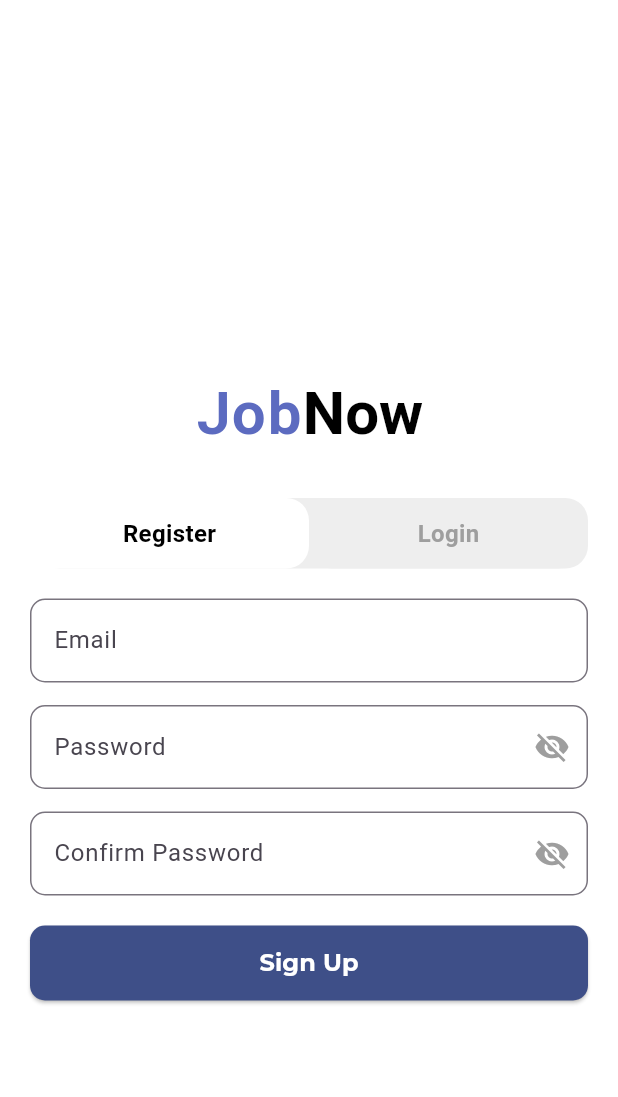
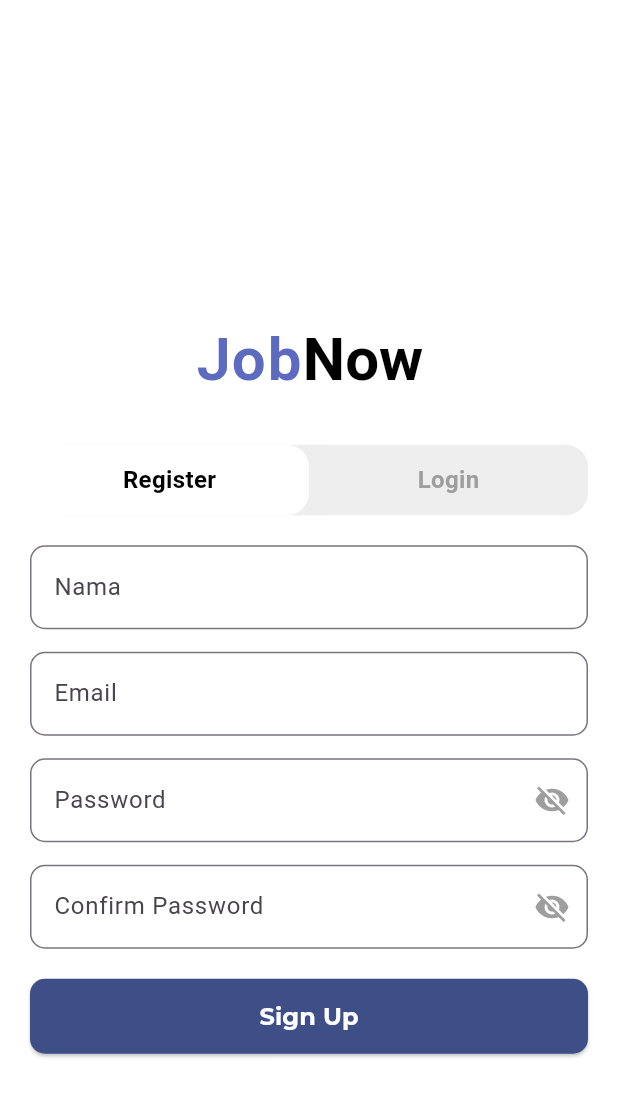
Before and after one commit to IbnuAlfarezi/final_project, a Flutter app: the AuthScreen screen opened by its route, on a phone screen of 412 x 824 dp. Shown: the top 1097 px of the screen. Run offline on Flutter 3.47's test engine with Material 3 defaults, Android fonts, the phone set to English and light mode, and no system bars; our stand-ins replace firebase_auth, firebase_core, get, google_fonts, smooth_page_indicator; accounts and stored records are empty.

```diff
--- a/lib/main.dart
+++ b/lib/main.dart
@@ -26,7 +26,7 @@ class MainApp extends StatelessWidget {
         scaffoldBackgroundColor: Colors.white
       ),
       getPages: AppRoutes.routes,
-      home: HomePage(),
+      home: SplashScreen(),
     );
   }
 }
--- a/lib/models/user_data.dart
+++ /dev/null
@@ -1,6 +0,0 @@
-class UserModel {
-  final String email;
-  final String password;
-
-  UserModel({required this.email, required this.password});
-}
--- a/lib/pages/auth/login.dart
+++ b/lib/pages/auth/login.dart
@@ -53,6 +53,15 @@ class AuthScreen extends StatelessWidget {
             ),
             const SizedBox(height: 20),
             // Input Fields
+            Obx(() => Column(
+              children: [
+                if (controller.isRegister.value) ...[
+                  CustomInput(
+                    hintText: "Nama",
+                    controller: controller.nameController,
+                  ),
+                  const SizedBox(height: 15),
+                ],
                 CustomInput(
                   hintText: "Email",
                   controller: controller.emailController,
@@ -64,18 +73,19 @@ class AuthScreen extends StatelessWidget {
                   controller: controller.passwordController,
                 ),
                 const SizedBox(height: 15),
-            Obx(() => controller.isRegister.value
-                ? CustomInput(
+                if (controller.isRegister.value) ...[
+                  CustomInput(
                     hintText: "Confirm Password",
                     isPassword: true,
                     controller: controller.confirmPasswordController,
-                  )
-                : Container()),
+                  ),
                   const SizedBox(height: 20),
-            // Sign Up / Login Button
-            Obx(() => CustomButton(
+                ],
+                CustomButton(
                   text: controller.isRegister.value ? "Sign Up" : "Login",
                   onPressed: () => controller.handleAuth(),
+                ),
+              ],
             )),
             const SizedBox(height: 10),
           ],
--- a/lib/routes/app_routes.dart
+++ b/lib/routes/app_routes.dart
@@ -1,5 +1,6 @@
 import 'package:final_project/pages/auth/login.dart';
 import 'package:final_project/pages/index.dart';
+import 'package:final_project/pages/user/home.dart';
 import 'package:get/get.dart';
 
 class AppRoutes {
@@ -13,7 +14,7 @@ class AppRoutes {
 static final routes = [
   GetPage(name: splashScreen, page: () => SplashScreen()),
   GetPage(name: login, page: () => AuthScreen()),
-  GetPage(name: home, page: () => AuthScreen()),
+  GetPage(name: home, page: () => HomePage()),
 ];
 
 }
```
Also changed, not shown: lib/components/job_grid_card.dart (+6 -5 lines), lib/controller/auth_controller.dart (+24 -10 lines), lib/pages/user/home.dart (+37 -14 lines). Lines whose indentation alone changed are shown as unchanged.
